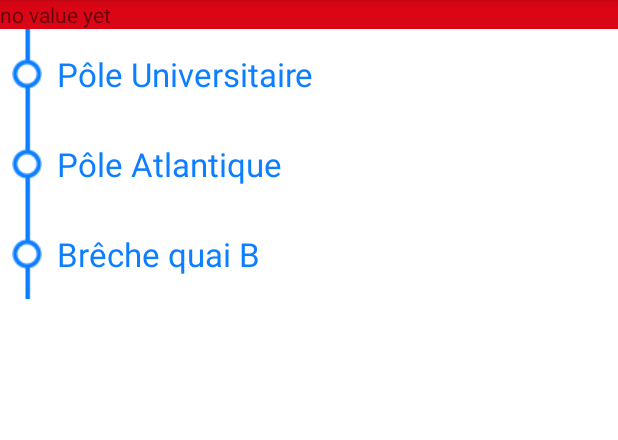
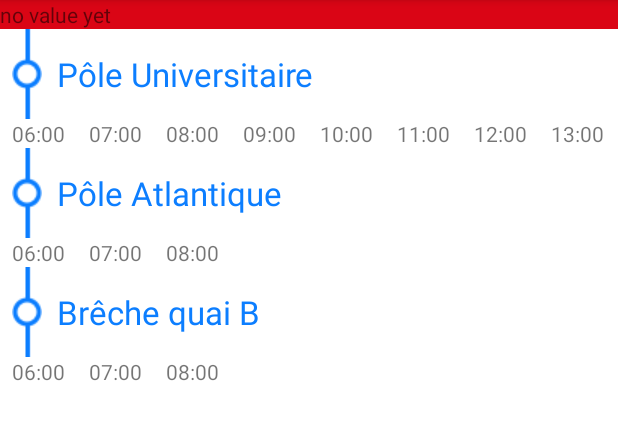
Before and after one commit to dcz-switcher/niortbus, an Android app: the screen it shows after launch (MainActivity), on a phone screen of 412 x 824 dp, the part 84-524 px from its top. Run offline under Robolectric (Android 15) with nearby library versions, the phone set to English and light mode, and no system bars.

Commit message:
add scrollable selector for stop's hours

```diff
--- /dev/null
+++ b/app/src/main/java/com/niortreactnative/adapters/HourListAdapter.kt
@@ -0,0 +1,36 @@
+package com.niortreactnative.adapters
+
+import android.support.v7.widget.RecyclerView
+import android.view.LayoutInflater
+import android.view.View
+import android.view.ViewGroup
+import android.widget.TextView
+import com.niortreactnative.R
+
+/**
+ * Created by davidc on 09/10/2017.
+ */
+
+class HourListAdapter(hours:Array<String>) : RecyclerView.Adapter<HourListAdapter.ViewHolder>(){
+
+
+    private var hours = hours
+
+    override fun onCreateViewHolder(parent: ViewGroup?, viewType: Int): ViewHolder {
+        var view = LayoutInflater.from(parent?.context).inflate(R.layout.hour_list_item, parent, false)
+
+        return ViewHolder(view)
+    }
+
+    override fun onBindViewHolder(holder: ViewHolder?, position: Int) {
+        holder?.hour?.text = hours[position]
+    }
+
+    override fun getItemCount(): Int {
+        return hours.size
+    }
+
+    class ViewHolder(itemView:View) : RecyclerView.ViewHolder(itemView) {
+        var hour:TextView = itemView.findViewById(R.id.hour) as TextView
+    }
+}
--- a/app/src/main/java/com/niortreactnative/adapters/StopListAdapter.kt
+++ b/app/src/main/java/com/niortreactnative/adapters/StopListAdapter.kt
@@ -1,11 +1,13 @@
 package com.niortreactnative.adapters
 
 
+import android.support.v7.widget.LinearLayoutManager
 import android.support.v7.widget.RecyclerView
 import android.util.Log
 import android.view.LayoutInflater
 import android.view.View
 import android.view.ViewGroup
+import android.widget.LinearLayout
 import android.widget.TextView
 import com.niortreactnative.R
 import java.util.*
@@ -37,8 +39,10 @@ class StopListAdapter(items:ArrayList<Stop>) : RecyclerView.Adapter<StopListAdap
 
         holder?.itemView?.setOnClickListener {
             Log.d(TAG, "click ;-)")
+        }
 
-        }
+        holder?.hourList?.layoutManager = LinearLayoutManager(null, LinearLayout.HORIZONTAL, false)
+        holder?.hourList?.adapter = HourListAdapter(stops[position].hours)
     }
 
     override fun getItemCount(): Int {
@@ -55,20 +59,8 @@ class StopListAdapter(items:ArrayList<Stop>) : RecyclerView.Adapter<StopListAdap
 
         var stopName:TextView = itemView.findViewById(R.id.stop_name) as TextView
 
-
+        // set recyclerview
+        var hourList:RecyclerView = itemView.findViewById(R.id.hour_list) as RecyclerView
     }
 
-    // advanced layout with hour selector
-    class ViewHolderSelector(itemView: View): RecyclerView.ViewHolder(itemView) {
-        lateinit var stop:Stop
-
-        var stopName:TextView = itemView.findViewById(R.id.stop_name) as TextView
-    }
-
-    // advanced layout when an hour is selected
-    class ViewHolderHour(itemView: View): RecyclerView.ViewHolder(itemView) {
-        lateinit var stop:Stop
-
-        var stopName:TextView = itemView.findViewById(R.id.stop_name) as TextView
-    }
 }
--- a/app/src/main/java/com/niortreactnative/fragments/LineDetailFragment.kt
+++ b/app/src/main/java/com/niortreactnative/fragments/LineDetailFragment.kt
@@ -30,7 +30,7 @@ class LineDetailFragment : Fragment() {
         super.onResume()
 
         var stops = arrayListOf<Stop>()
-        stops.add(Stop("Pôle Universitaire", arrayOf("06:00", "07:00", "08:00")))
+        stops.add(Stop("Pôle Universitaire", arrayOf("06:00", "07:00", "08:00", "09:00", "10:00", "11:00", "12:00", "13:00", "14:00", "15:00", "16:00", "17:00", "18:00", "19:00")))
         stops.add(Stop("Pôle Atlantique", arrayOf("06:00", "07:00", "08:00")))
         stops.add(Stop("Brêche quai B", arrayOf("06:00", "07:00", "08:00")))
 
--- /dev/null
+++ b/app/src/main/res/layout/hour_list_item.xml
@@ -0,0 +1,13 @@
+<?xml version="1.0" encoding="utf-8"?>
+<RelativeLayout xmlns:android="http://schemas.android.com/apk/res/android"
+                android:layout_width="wrap_content"
+                android:layout_height="wrap_content">
+
+    <TextView
+        android:id="@+id/hour"
+        android:layout_width="wrap_content"
+        android:layout_height="wrap_content"
+        android:text="@string/textview_default"
+        android:paddingStart="8dp"
+        android:paddingEnd="8dp"/>
+</RelativeLayout>
--- a/app/src/main/res/layout/stop_list_item.xml
+++ b/app/src/main/res/layout/stop_list_item.xml
@@ -1,7 +1,7 @@
 <?xml version="1.0" encoding="utf-8"?>
 <LinearLayout
     xmlns:android="http://schemas.android.com/apk/res/android"
-    android:orientation="horizontal"
+    android:orientation="vertical"
     android:layout_width="match_parent"
     android:layout_height="wrap_content">
 
@@ -18,4 +18,9 @@
         android:textColor="@color/lineDetail"
         android:textSize="@dimen/lineDetail_stop"/>
 
+    <android.support.v7.widget.RecyclerView
+        android:id="@+id/hour_list"
+        android:layout_width="match_parent"
+        android:layout_height="wrap_content"/>
+
 </LinearLayout>
```
